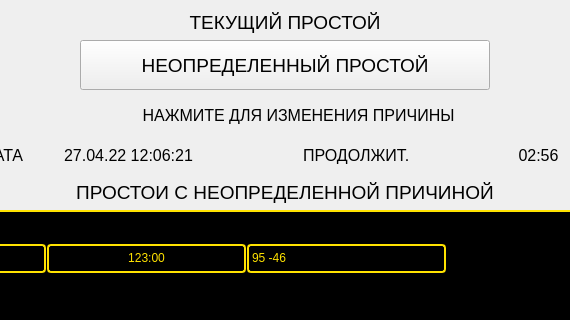
This is src/KbAis.OpenPit.Firmware.App.View.Dmp/opf/app/view/dmp/screens/stop/stop_view.ui in KB-AIS/kbais-openpit-firmware as Qt 5 draws it before an edit; both pictures show x 227 to 797 and y 0 to 320 of the 1024 by 560 pixel window. The edited form follows.
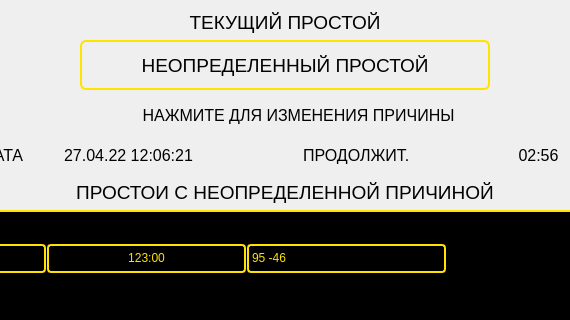
This is the edited form. Icons and pictures are not drawn.

The edit to the form file:
```diff
--- a/src/KbAis.OpenPit.Firmware.App.View.Dmp/opf/app/view/dmp/screens/stop/stop_view.ui
+++ b/src/KbAis.OpenPit.Firmware.App.View.Dmp/opf/app/view/dmp/screens/stop/stop_view.ui
@@ -351,7 +351,8 @@
     </font>
    </property>
    <property name="styleSheet">
-    <string notr="true">border: 2px solid #ffe400;\nborder-radius: 6px;</string>
+    <string notr="true">border: 2px solid #ffe400;
+border-radius: 6px;</string>
    </property>
    <property name="text">
     <string>НЕОПРЕДЕЛЕННЫЙ ПРОСТОЙ</string>
```
